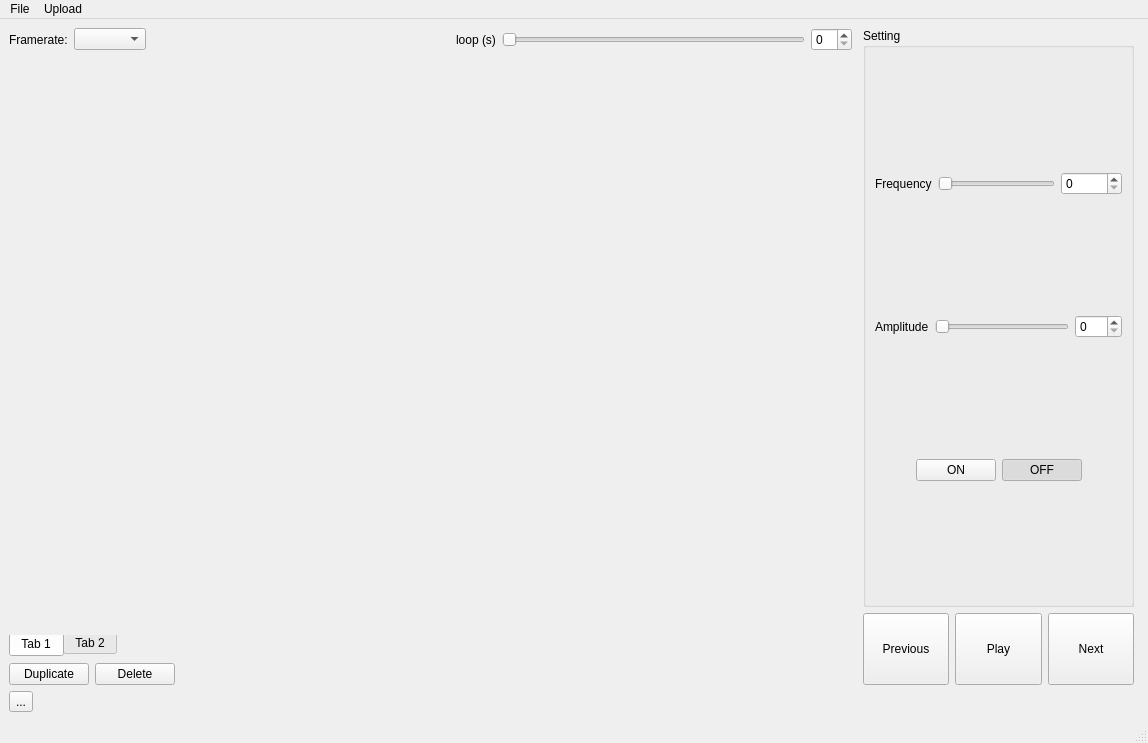
This is projectsetting.ui in MohammadMokhalled/Vibmory_HapticPatternGenerator as Qt 5 draws it before an edit. The edited form follows.
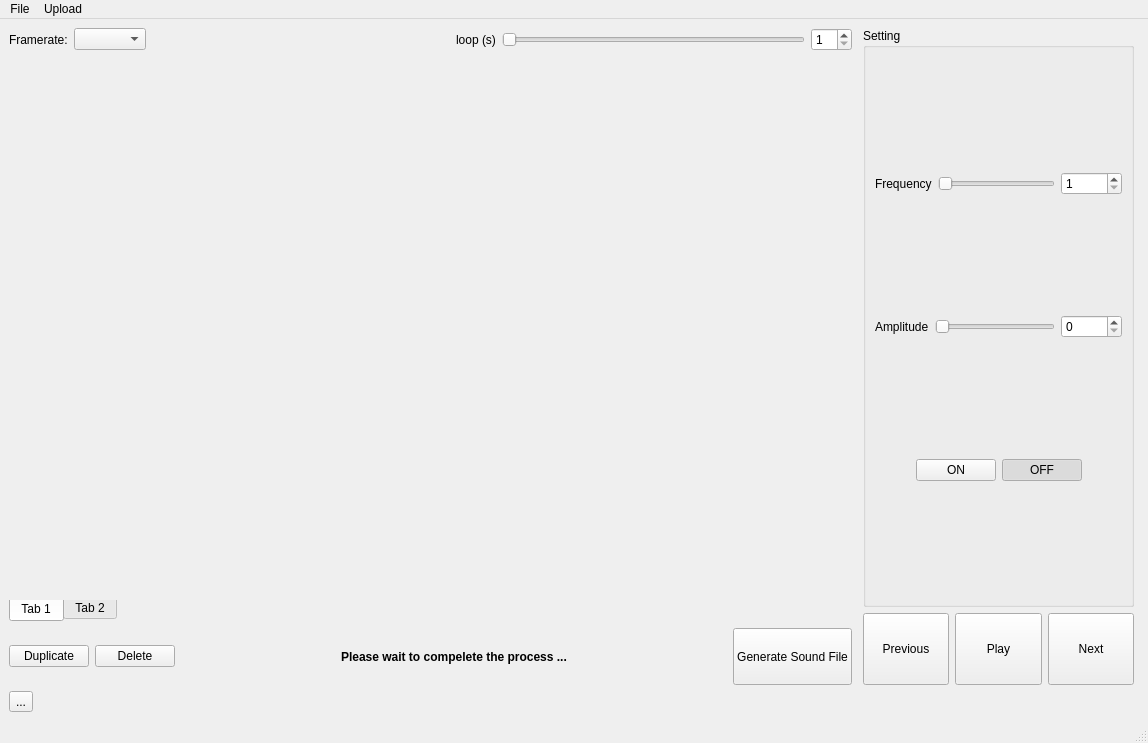
This is the edited form. The open tabs and pages were chosen to show the change.

Commit message: playing animation is okay. generating sound is okay. animation plays without audio

The edit to the form file:
```diff
--- a/projectsetting.ui
+++ b/projectsetting.ui
@@ -125,6 +125,9 @@
             <property name="tabletTracking">
              <bool>true</bool>
             </property>
+            <property name="minimum">
+             <number>1</number>
+            </property>
            </widget>
           </item>
          </layout>
@@ -260,6 +263,45 @@
             </property>
            </spacer>
           </item>
+          <item>
+           <widget class="QLabel" name="messageLabel">
+            <property name="font">
+             <font>
+              <weight>75</weight>
+              <bold>true</bold>
+             </font>
+            </property>
+            <property name="text">
+             <string>Please wait to compelete the process ...</string>
+            </property>
+           </widget>
+          </item>
+          <item>
+           <spacer name="horizontalSpacer_5">
+            <property name="orientation">
+             <enum>Qt::Horizontal</enum>
+            </property>
+            <property name="sizeHint" stdset="0">
+             <size>
+              <width>40</width>
+              <height>20</height>
+             </size>
+            </property>
+           </spacer>
+          </item>
+          <item>
+           <widget class="QPushButton" name="generateSounFileButton">
+            <property name="sizePolicy">
+             <sizepolicy hsizetype="Minimum" vsizetype="Minimum">
+              <horstretch>0</horstretch>
+              <verstretch>0</verstretch>
+             </sizepolicy>
+            </property>
+            <property name="text">
+             <string>Generate Sound File</string>
+            </property>
+           </widget>
+          </item>
          </layout>
         </item>
        </layout>
@@ -353,6 +395,9 @@
                  <property name="tabletTracking">
                   <bool>true</bool>
                  </property>
+                 <property name="minimum">
+                  <number>1</number>
+                 </property>
                  <property name="maximum">
                   <number>22000</number>
                  </property>
@@ -406,7 +451,13 @@
                   <bool>true</bool>
                  </property>
                  <property name="maximum">
-                  <number>255</number>
+                  <number>32767</number>
+                 </property>
+                 <property name="singleStep">
+                  <number>50</number>
+                 </property>
+                 <property name="pageStep">
+                  <number>100</number>
                  </property>
                  <property name="orientation">
                   <enum>Qt::Horizontal</enum>
@@ -422,7 +473,7 @@
                   <bool>true</bool>
                  </property>
                  <property name="maximum">
-                  <number>255</number>
+                  <number>32767</number>
                  </property>
                 </widget>
                </item>
```
Left out of the diff: 16 changed lines with no effect on the pictures. The commit also changes 12 other files.
